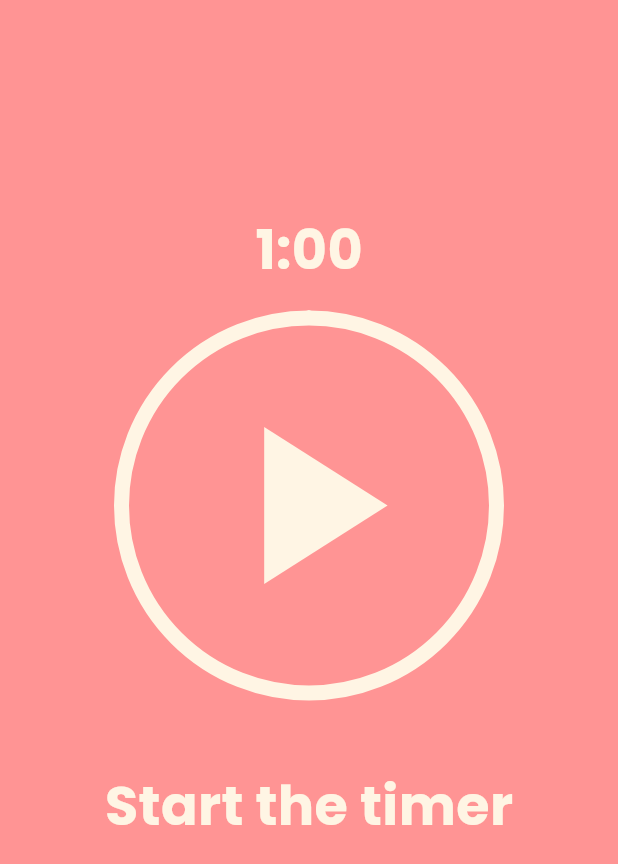
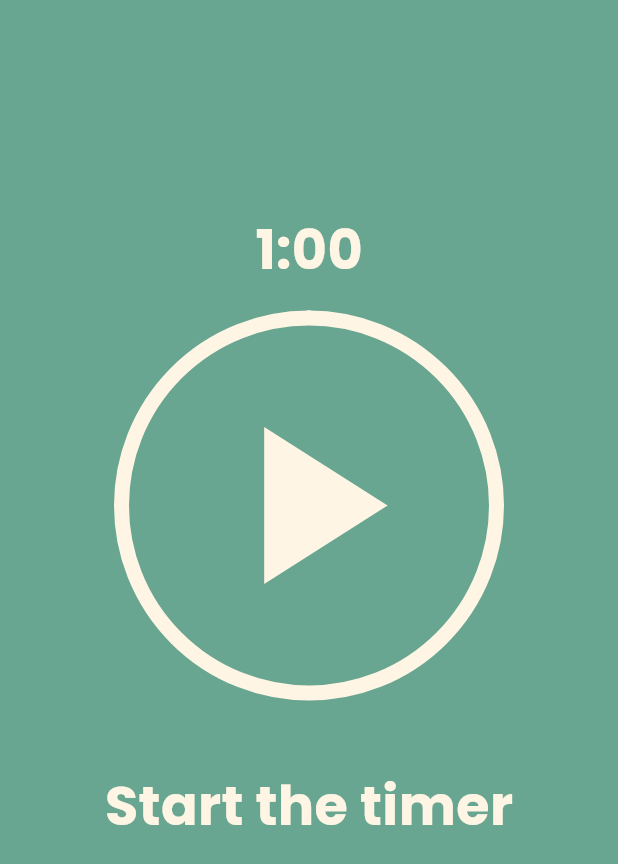
Before and after one commit to msanchariii/pomodora, a Flutter app: the screen it shows after launch, on a phone screen of 412 x 824 dp. Shown: the top 864 px of the screen. Run offline on Flutter 3.47's test engine with Material 3 defaults, Android fonts, the phone set to English and light mode, and no system bars.

Commit message:
change bg colour on state change
Co-authored-by: biswas08433 <BISWAS08433@GMAIL.COM>

```diff
--- a/lib/main.dart
+++ b/lib/main.dart
@@ -11,18 +11,22 @@ class MainApp extends StatelessWidget {
   @override
   Widget build(BuildContext context) {
     return MaterialApp(
-      home: const Scaffold(
-        body: Center(
-          child: Column(
-            mainAxisAlignment: MainAxisAlignment.center,
-            children: [TimerLabel()],
-          ),
-        ),
-        // appBar: AppBar(),
-        backgroundColor: Color(0xFFFF9494),
-      ),
+      // home: const Scaffold(
+      // body: Center(
+      //   child: Column(
+      //     mainAxisAlignment: MainAxisAlignment.center,
+      //     children: [TimerLabel()],
+      //   ),
+      // ),
+
+      // appBar: AppBar(),
+      // backgroundColor: Color(0xFFFF9494),
+      // ),
       debugShowCheckedModeBanner: false,
       theme: ThemeData(fontFamily: "Poppins"),
+      home: const Scaffold(
+        body: TimerLabel(),
+      ),
     );
   }
 }
--- a/lib/timer.dart
+++ b/lib/timer.dart
@@ -25,6 +25,7 @@ class _TimerLabelState extends State<TimerLabel> {
   Timer _t = Timer(const Duration(seconds: 1), () {});
   PomodoroState pomodoroState = PomodoroState.workstate;
 
+  // decreases the timer count for each second
   decreaseTimer(Timer timer) {
     setState(() {
       if (timeLeft.inSeconds == 0) {
@@ -36,17 +37,15 @@ class _TimerLabelState extends State<TimerLabel> {
           case PomodoroState.breakstate:
             pomodoroState = PomodoroState.workstate;
             timeLeft = const Duration(seconds: WORKTIME);
-
             break;
-          // default:
         }
       }
       timeLeft = Duration(seconds: timeLeft.inSeconds - 1);
     });
   }
 
+  // starts the timer if timer is stopper or paused
   playTimer() {
-    // print("playing");
     HapticFeedback.lightImpact();
     setState(() {
       _t = Timer.periodic(const Duration(seconds: 1), decreaseTimer);
@@ -54,6 +53,7 @@ class _TimerLabelState extends State<TimerLabel> {
     });
   }
 
+  // pauses the timer
   pauseTimer() {
     HapticFeedback.lightImpact();
     setState(() {
@@ -62,6 +62,7 @@ class _TimerLabelState extends State<TimerLabel> {
     });
   }
 
+  // stops and resets the timer
   stopTimer() {
     HapticFeedback.heavyImpact();
     setState(() {
@@ -80,6 +81,14 @@ class _TimerLabelState extends State<TimerLabel> {
     }
   }
 
+  computeColor() {
+    if (pomodoroState == PomodoroState.workstate) {
+      return const Color(0xff68a691);
+    } else {
+      return const Color(0xFFFF9494);
+    }
+  }
+
   computeButtonCallback() {
     if (timerState == TimerState.paused || timerState == TimerState.stopped) {
       return playTimer;
@@ -89,15 +98,6 @@ class _TimerLabelState extends State<TimerLabel> {
   }
 
   computePomodoroText() {
-    // if (pomodoroState == PomodoroState.breakTime) {
-    //   return "Take a break";
-    // } else {
-    //     if (timerState == TimerState.playing) {
-    //       return "Focus";
-    //     } else{
-    //         return "";
-    //     }
-    // }
     switch (timerState) {
       case TimerState.playing:
         if (pomodoroState == PomodoroState.breakstate) {
@@ -119,13 +119,14 @@ class _TimerLabelState extends State<TimerLabel> {
 
   @override
   Widget build(BuildContext context) {
-    return Column(
+    return Scaffold(
+        backgroundColor: computeColor(),
+        body: Column(
           mainAxisAlignment: MainAxisAlignment.center,
           crossAxisAlignment: CrossAxisAlignment.center,
           children: [
             Container(
               margin: const EdgeInsets.fromLTRB(0, 0, 0, 20),
-          // color: Colors.blue[200],
               child: Text(
                 "${timeLeft.inMinutes.remainder(60)}:${(timeLeft.inSeconds.remainder(60).toString().padLeft(2, '0'))}",
                 style: const TextStyle(
@@ -138,8 +139,6 @@ class _TimerLabelState extends State<TimerLabel> {
               children: [
                 Center(
                   child: SizedBox(
-                // backgroundColor: Colors.blue[200],
-
                     width: 250,
                     height: 250,
                     child: CircularProgressIndicator(
@@ -167,7 +166,6 @@ class _TimerLabelState extends State<TimerLabel> {
               ],
             ),
             Container(
-          // color: Colors.blue[200],
               margin: const EdgeInsets.fromLTRB(0, 50, 0, 20),
               child: Text(
                 computePomodoroText(),
@@ -193,6 +191,8 @@ class _TimerLabelState extends State<TimerLabel> {
                     width: 100,
                   )
           ],
-    );
+        ));
   }
 }
+
+// #68a691
```
Lines whose indentation alone changed are shown as unchanged.
